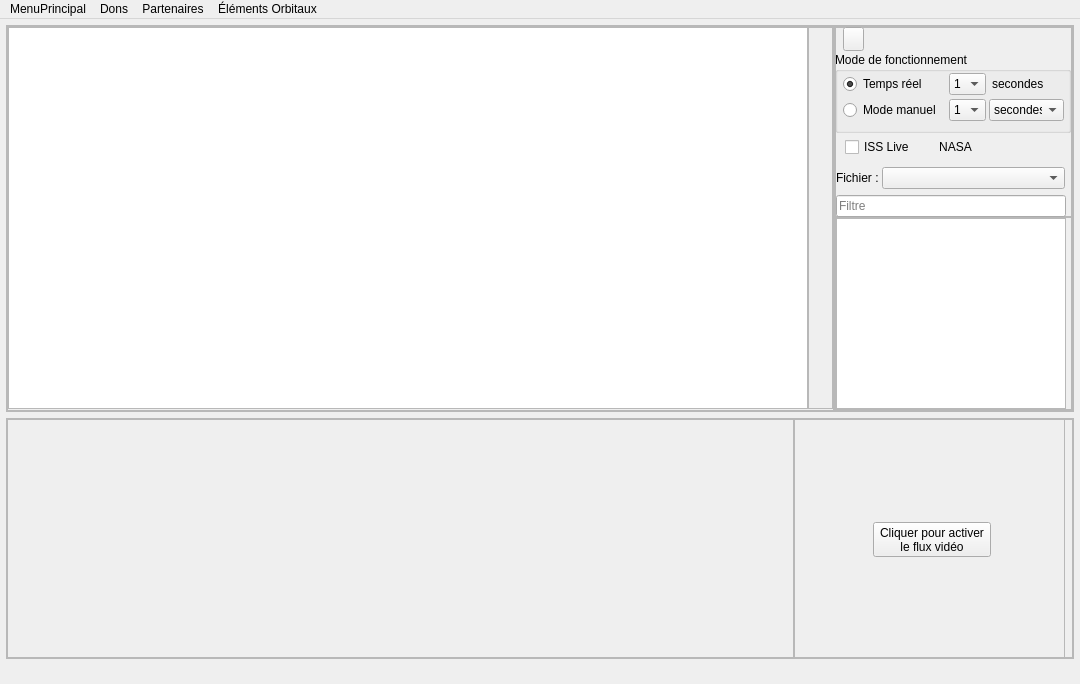
First picture: the form in src/interface/previsat.ui, repository mconsidine/previsat_archive, before the edit.
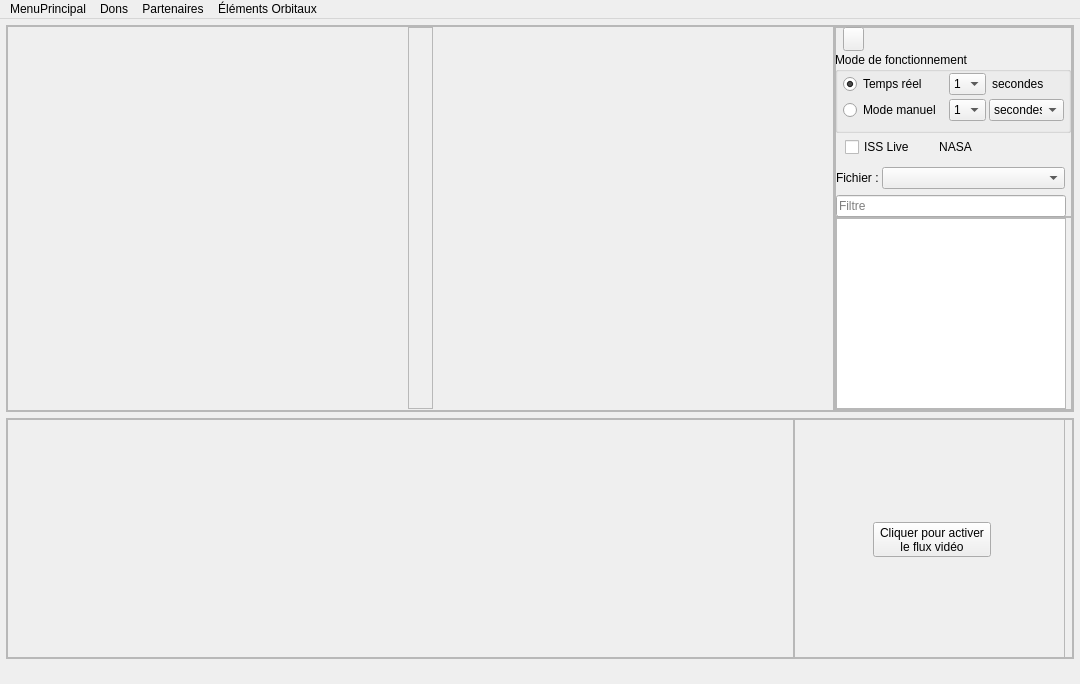
Second picture: the form after the edit. Icons and pictures are not drawn.

The edit to the form file:
```diff
--- a/src/interface/previsat.ui
+++ b/src/interface/previsat.ui
@@ -94,11 +94,7 @@
            <number>1</number>
           </property>
           <item>
-           <layout class="QHBoxLayout" name="layoutCarte">
-            <item>
-             <widget class="QGraphicsView" name="graphicsView"/>
-            </item>
-           </layout>
+           <layout class="QHBoxLayout" name="layoutCarte"/>
           </item>
           <item>
            <widget class="QFrame" name="frameCarteBoutons">
```
